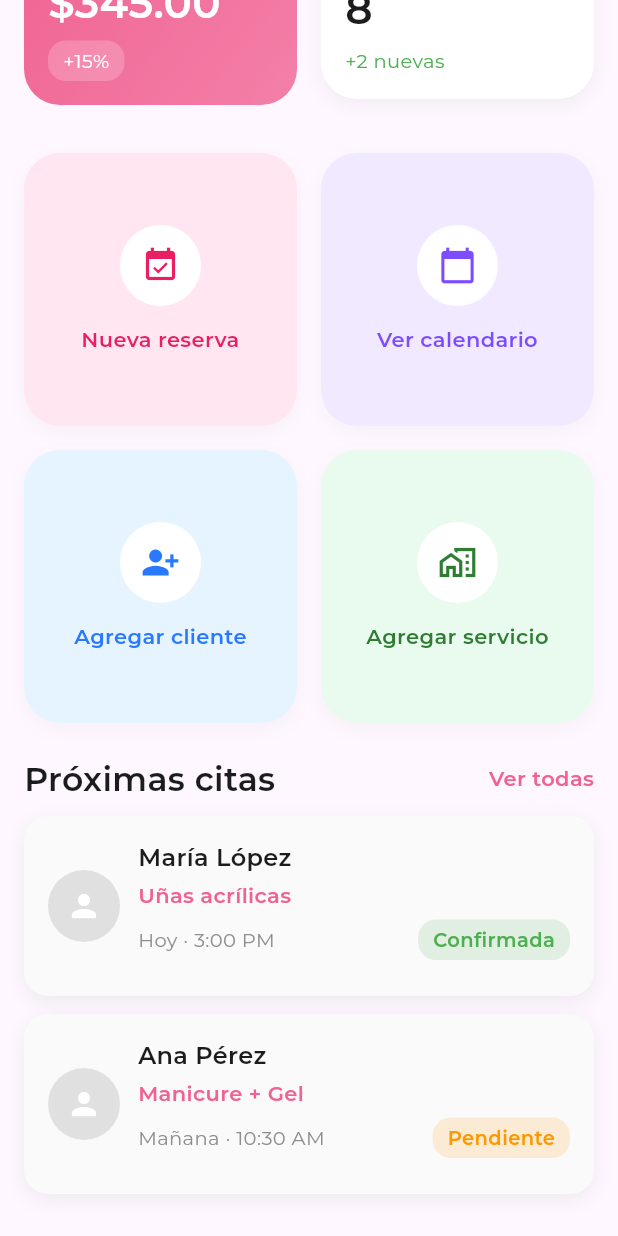
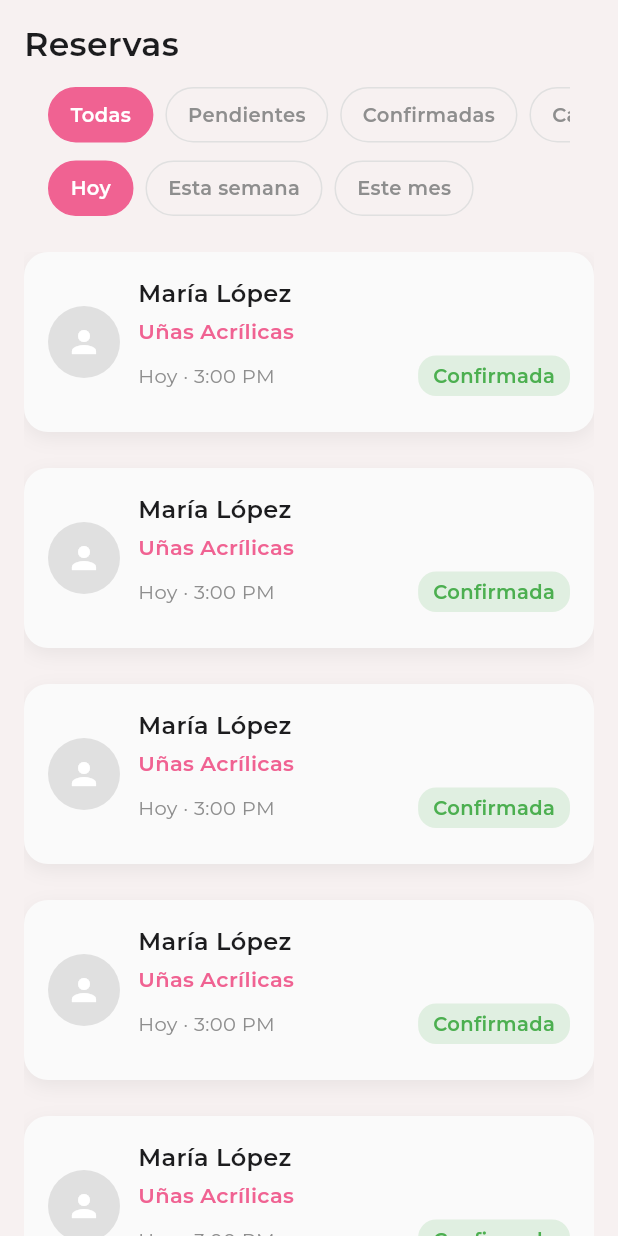
Before and after one commit to Juan-Cast19/manicuristas, a Flutter app: the HomePage screen opened directly, scrolled down 158 dp, after a tap on "Ver todas", on a phone screen of 412 x 824 dp. Run offline on Flutter 3.47's test engine with Material 3 defaults, Android fonts, the light colour scheme and no system bars; network calls fail.

Commit message:
Creacion de pantalla de Reservas

```diff
--- a/lib/core/theme/app_colors.dart
+++ b/lib/core/theme/app_colors.dart
@@ -9,5 +9,7 @@ class AppColors {
   static const Color error = Color(0xFFE53935);
   static const Color card = Color(0xFFFFFFFF);
   static const Color info = Color(0xFF8E9BFF);
+  static const Color border = Color(0xFFE0E0E0);
+
 
 }
--- /dev/null
+++ b/lib/features/appointments/presentation/appointments_page.dart
@@ -0,0 +1,160 @@
+
+//Import Flutter
+import 'package:flutter/material.dart';
+//Import Navegacion
+
+//Import Core
+import 'package:manicuristas/core/theme/app_colors.dart';
+import 'package:manicuristas/core/theme/app_text_styles.dart';
+//Import Widgets
+import 'package:manicuristas/features/home/presentation/widgets/upcoming_appointment_card.dart';
+
+class AppointmentsPage extends StatelessWidget {
+  const AppointmentsPage({super.key});
+
+  @override
+  Widget build(BuildContext context) {
+    return Scaffold(
+      backgroundColor: AppColors.background,
+      body: SafeArea(
+        child: Padding(
+          padding: const EdgeInsets.symmetric(horizontal: 16),
+          child: Column(
+            crossAxisAlignment: CrossAxisAlignment.start,
+            children: [
+              const SizedBox(height: 16),
+
+              // 🔹 Header
+              Text(
+                'Reservas',
+                style: AppTextStyles.title,
+              ),
+
+              const SizedBox(height: 16),
+
+              // 🔹 Filtros por estado
+              Padding(
+                padding: const EdgeInsets.symmetric(horizontal: 16),
+                child: SingleChildScrollView(
+                  scrollDirection: Axis.horizontal,
+                  child: Row(
+                    children: [
+                      FilterChipButton(
+                        label: 'Todas',
+                        selected: true,
+                        onTap: () {},
+                      ),
+                      const SizedBox(width: 8),
+                      FilterChipButton(
+                        label: 'Pendientes',
+                        selected: false,
+                        onTap: () {},
+                      ),
+                      const SizedBox(width: 8),
+                      FilterChipButton(
+                        label: 'Confirmadas',
+                        selected: false,
+                        onTap: () {},
+                      ),
+                      const SizedBox(width: 8),
+                      FilterChipButton(
+                        label: 'Canceladas',
+                        selected: false,
+                        onTap: () {},
+                      ),
+                    ],
+                  ),
+                ),
+              ),
+
+              const SizedBox(height: 12),
+
+              Padding(
+                padding: const EdgeInsets.symmetric(horizontal: 16),
+                child: Row(
+                  children: [
+                    FilterChipButton(
+                      label: 'Hoy',
+                      selected: true,
+                      onTap: () {},
+                    ),
+                    const SizedBox(width: 8),
+                    FilterChipButton(
+                      label: 'Esta semana',
+                      selected: false,
+                      onTap: () {},
+                    ),
+                    const SizedBox(width: 8),
+                    FilterChipButton(
+                      label: 'Este mes',
+                      selected: false,
+                      onTap: () {},
+                    ),
+                  ],
+                ),
+              ),
+
+
+              const SizedBox(height: 24),
+
+              // 🔹 Listado
+              Expanded(
+                child: ListView.separated(
+                  itemCount: 6,
+                  separatorBuilder: (_, __) => const SizedBox(height: 12),
+                  itemBuilder: (context, index) {
+                    return const UpcomingAppointmentCard(
+                      clientName: 'María López',
+                      service: 'Uñas Acrílicas',
+                      date: 'Hoy',
+                      time: '3:00 PM',
+                      status: AppointmentStatus.confirmed,
+                    );
+                  },
+                ),
+              ),
+            ],
+          ),
+        ),
+      ),
+    );
+  }
+
+}
+
+class FilterChipButton extends StatelessWidget {
+  final String label;
+  final bool selected;
+  final VoidCallback onTap;
+
+  const FilterChipButton({
+    super.key,
+    required this.label,
+    required this.selected,
+    required this.onTap,
+  });
+
+  @override
+  Widget build(BuildContext context) {
+    return GestureDetector(
+      onTap: onTap,
+      child: Container(
+        padding: const EdgeInsets.symmetric(horizontal: 14, vertical: 8),
+        decoration: BoxDecoration(
+          color: selected ? AppColors.primary : AppColors.background,
+          borderRadius: BorderRadius.circular(20),
+          border: Border.all(
+            color: selected ? AppColors.primary : AppColors.border,
+          ),
+        ),
+        child: Text(
+          label,
+          style: AppTextStyles.caption.copyWith(
+            color: selected ? Colors.white : AppColors.textSecondary,
+            fontWeight: FontWeight.w600,
+          ),
+        ),
+      ),
+    );
+  }
+}
--- a/lib/features/home/presentation/home_page.dart
+++ b/lib/features/home/presentation/home_page.dart
@@ -2,7 +2,7 @@
 //Import Flutter
 import 'package:flutter/material.dart';
 //Import Navegacion
-
+import 'package:manicuristas/features/appointments/presentation/appointments_page.dart';
 //Import Core
 import 'package:manicuristas/core/theme/app_colors.dart';
 import 'package:manicuristas/core/theme/app_text_styles.dart';
@@ -39,7 +39,12 @@ class HomePage extends StatelessWidget {
                     ),
                     GestureDetector(
                       onTap: () {
-                        // luego aquí navegamos a la pantalla completa
+                         Navigator.push(
+                          context,
+                          MaterialPageRoute(
+                            builder: (_) => const AppointmentsPage(),
+                          ),
+                        ); // luego aquí navegamos a la pantalla completa
                       },
                       child: Text(
                         'Ver todas',
```
